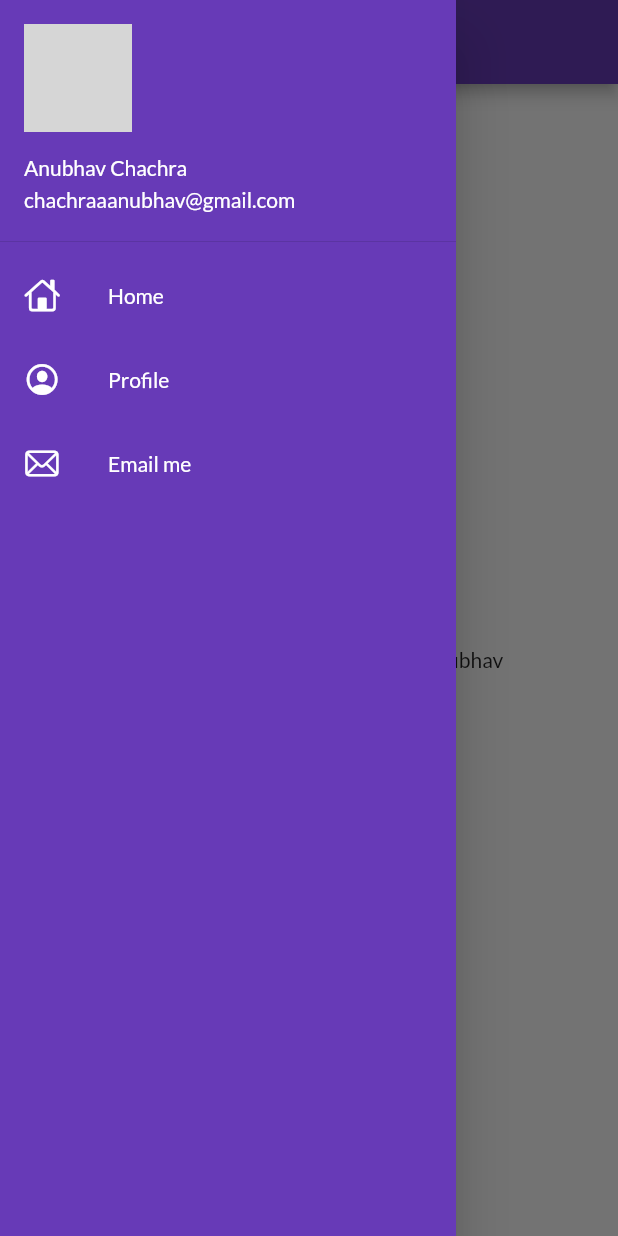
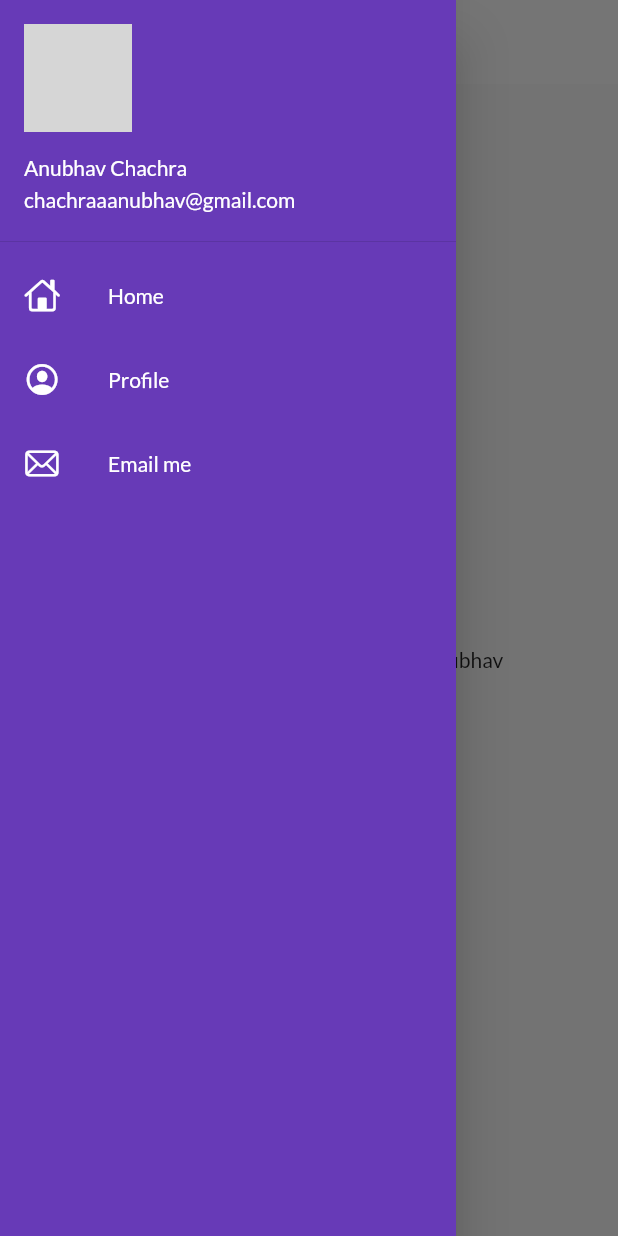
Before and after one commit to anubhav811/30DaysOfFlutter, a Flutter app: the screen it shows after launch, with the side drawer open, on a phone screen of 412 x 824 dp. Run offline on Flutter 3.47's test engine with Material 2 defaults, Android fonts, the phone set to English and light mode, and no system bars; our stand-ins replace google_fonts; network calls fail; grey boxes are pictures that could not be loaded.

Commit message:
themes extracted

```diff
--- a/lib/main.dart
+++ b/lib/main.dart
@@ -1,6 +1,7 @@
 import 'package:flutter/material.dart';
 import 'package:fluttter_demo/pages/login_page.dart';
 import 'package:fluttter_demo/utils/routes.dart';
+import 'package:fluttter_demo/widgets/themes.dart';
 import 'package:google_fonts/google_fonts.dart';
 
 import 'pages/home_page.dart';
@@ -18,13 +19,8 @@ class MyApp extends StatelessWidget {
     return MaterialApp(
       themeMode: ThemeMode.light,
       debugShowCheckedModeBanner: false,
-      theme: ThemeData(
-        primarySwatch: Colors.deepPurple,
-        fontFamily: GoogleFonts.lato().fontFamily,
-      ),
-      darkTheme: ThemeData(
-        brightness: Brightness.dark,
-      ),
+      theme: MyTheme.lightTheme(context),
+      darkTheme: MyTheme.darkTheme(context),
       initialRoute: '/home',
       routes: {
         '/': (context) => LoginPage(),
--- a/lib/pages/home_page.dart
+++ b/lib/pages/home_page.dart
@@ -9,7 +9,10 @@ class HomePage extends StatelessWidget {
   @override
   Widget build(BuildContext context) {
     return Scaffold(
-      appBar: AppBar(title: const Text("Home Page"),),
+      appBar: AppBar(
+        title: const Text("Home Page"),
+
+        ),
       body: Center(
 
           child: Container(
--- a/lib/widgets/drawer.dart
+++ b/lib/widgets/drawer.dart
@@ -10,7 +10,7 @@ class MyDrawer extends StatelessWidget {
 
         color: Colors.deepPurple,
         child: ListView(
-        children: [
+        children: const [
           DrawerHeader(
             padding: EdgeInsets.zero,
             child: UserAccountsDrawerHeader(
--- /dev/null
+++ b/lib/widgets/themes.dart
@@ -0,0 +1,18 @@
+import 'package:flutter/material.dart';
+import 'package:google_fonts/google_fonts.dart';
+
+class MyTheme{
+  static ThemeData lightTheme(BuildContext context) => ThemeData(
+      primarySwatch: Colors.deepPurple,
+      fontFamily: GoogleFonts.lato().fontFamily,
+      appBarTheme: AppBarTheme(
+          color: Colors.white,
+          elevation: 0.0,
+          iconTheme: const IconThemeData(color: Colors.black),
+          toolbarTextStyle: Theme.of(context).textTheme.bodyText2, titleTextStyle: Theme.of(context).textTheme.headline6
+      ));
+
+  static ThemeData darkTheme(BuildContext context) => ThemeData(
+    brightness: Brightness.dark,
+  );
+}
```
